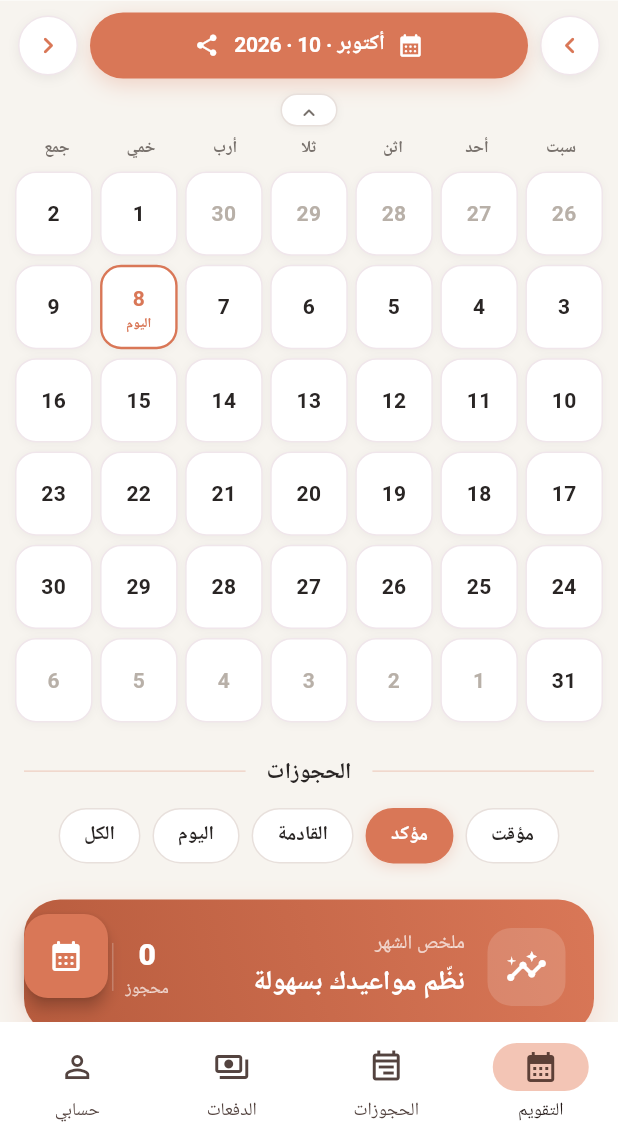
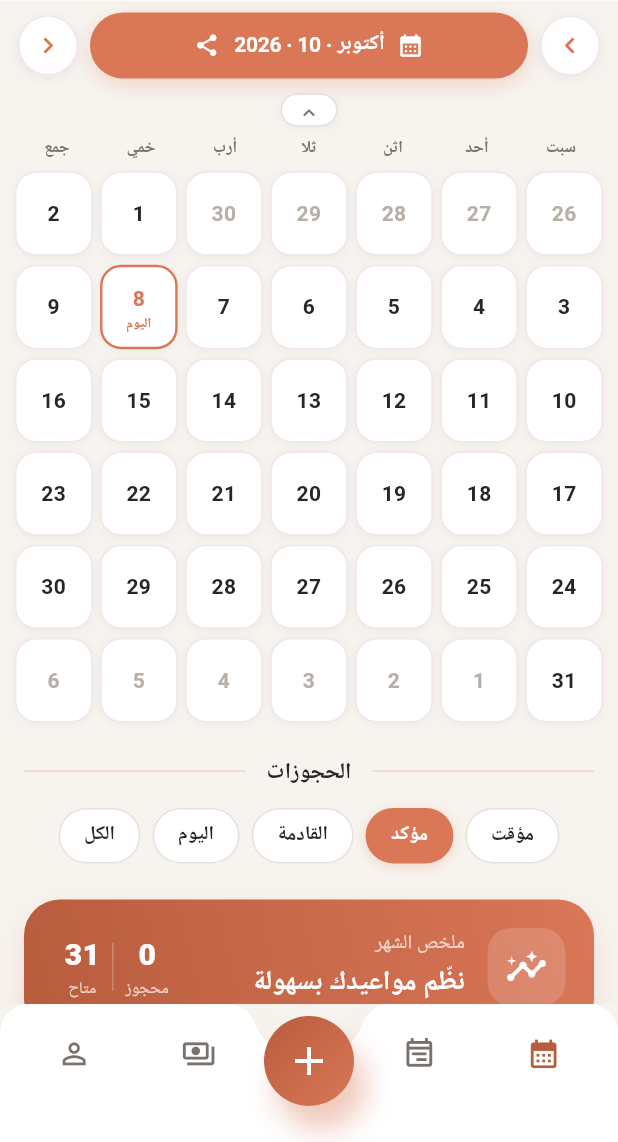
Before and after one commit to KAYANSTOR/Myfnt-app, a Flutter app: the screen it shows after launch, on a phone screen of 412 x 824 dp, the part 94-1236 px from its top. Run offline on Flutter 3.47's test engine with Material 3 defaults, Android fonts, the phone set to English and light mode, and no system bars; our stand-ins replace drift, drift_flutter, flutter_riverpod; accounts and stored records are empty; generated files the repository leaves out were written again; Roboto replaces fonts that are missing (Arial).

Commit message:
feat: port custom notched bottom navigation to main (MyfntBottomNavigation)
- Center FAB for new booking with notch clip path
- Animated tab selection with Material icons (no external assets)
- Replace NavigationBar + separate FAB on HomeScreen

```diff
--- a/lib/features/home/presentation/home_screen.dart
+++ b/lib/features/home/presentation/home_screen.dart
@@ -6,6 +6,7 @@ import '../../bookings/presentation/add_booking_sheet.dart';
 import '../widgets/booking_summary_card.dart';
 import '../widgets/calendar_grid.dart';
 import '../widgets/home_header.dart';
+import '../widgets/myfnt_bottom_navigation.dart';
 
 /// الشاشة الرئيسية — تنسّق فقط، لا تحتوي منطقاً
 class HomeScreen extends ConsumerStatefulWidget {
@@ -46,40 +47,10 @@ class _HomeScreenState extends ConsumerState<HomeScreen> {
           ),
         ],
       ),
-      floatingActionButton: _selectedTab == 0
-          ? FloatingActionButton(
-              onPressed: () => showAddBookingSheet(context, DateTime.now()),
-              backgroundColor: AppColors.primary,
-              foregroundColor: Colors.white,
-              elevation: 4,
-              child: const Icon(Icons.calendar_month_rounded),
-            )
-          : null,
-      bottomNavigationBar: NavigationBar(
+      bottomNavigationBar: MyfntBottomNavigation(
         selectedIndex: _selectedTab,
-        onDestinationSelected: (i) => setState(() => _selectedTab = i),
-        destinations: const [
-          NavigationDestination(
-            icon: Icon(Icons.calendar_month_outlined),
-            selectedIcon: Icon(Icons.calendar_month),
-            label: 'التقويم',
-          ),
-          NavigationDestination(
-            icon: Icon(Icons.event_note_outlined),
-            selectedIcon: Icon(Icons.event_note),
-            label: 'الحجوزات',
-          ),
-          NavigationDestination(
-            icon: Icon(Icons.payments_outlined),
-            selectedIcon: Icon(Icons.payments),
-            label: 'الدفعات',
-          ),
-          NavigationDestination(
-            icon: Icon(Icons.person_outline),
-            selectedIcon: Icon(Icons.person),
-            label: 'حسابي',
-          ),
-        ],
+        onIndexChanged: (i) => setState(() => _selectedTab = i),
+        onAddPressed: () => showAddBookingSheet(context, DateTime.now()),
       ),
     );
   }
@@ -96,17 +67,14 @@ class _CalendarTab extends ConsumerWidget {
       child: Column(
         crossAxisAlignment: CrossAxisAlignment.stretch,
         children: [
-          // التقويم القابل للطي (الشريط ثابت دائمًا)
           const CalendarGrid(),
 
           const SizedBox(height: 8),
 
-          // قسم الحجوزات (يظهر دائمًا مثل الصورة الثانية)
           Padding(
             padding: const EdgeInsets.symmetric(horizontal: 16),
             child: Column(
               children: [
-                // عنوان القسم
                 Row(
                   children: [
                     Expanded(
@@ -136,7 +104,6 @@ class _CalendarTab extends ConsumerWidget {
                 ),
                 const SizedBox(height: 14),
 
-                // فلاتر الحجوزات
                 SingleChildScrollView(
                   scrollDirection: Axis.horizontal,
                   child: Row(
@@ -156,7 +123,6 @@ class _CalendarTab extends ConsumerWidget {
 
                 const SizedBox(height: 24),
 
-                // ملخص سريع
                 const BookingSummaryCard(),
               ],
             ),
--- /dev/null
+++ b/lib/features/home/widgets/myfnt_bottom_navigation.dart
@@ -0,0 +1,395 @@
+import 'dart:math' as math;
+
+import 'package:flutter/material.dart';
+
+import '../../../core/theme/app_theme.dart';
+
+/// شريط Myfnt السفلي — تصميم محزوز مع زر إضافة مركزي
+class MyfntBottomNavigation extends StatefulWidget {
+  const MyfntBottomNavigation({
+    super.key,
+    required this.selectedIndex,
+    required this.onIndexChanged,
+    required this.onAddPressed,
+  });
+
+  final int selectedIndex;
+  final ValueChanged<int> onIndexChanged;
+  final VoidCallback onAddPressed;
+
+  @override
+  State<MyfntBottomNavigation> createState() => _MyfntBottomNavigationState();
+}
+
+class _MyfntBottomNavigationState extends State<MyfntBottomNavigation>
+    with TickerProviderStateMixin {
+  late final AnimationController _animationController;
+  late final List<_MyfntTabIconData> _tabs;
+
+  @override
+  void initState() {
+    super.initState();
+    _tabs = [
+      _MyfntTabIconData(
+        index: 0,
+        label: 'التقويم',
+        icon: Icons.calendar_month_outlined,
+        selectedIcon: Icons.calendar_month,
+      ),
+      _MyfntTabIconData(
+        index: 1,
+        label: 'الحجوزات',
+        icon: Icons.event_note_outlined,
+        selectedIcon: Icons.event_note,
+      ),
+      _MyfntTabIconData(
+        index: 2,
+        label: 'الدفعات',
+        icon: Icons.payments_outlined,
+        selectedIcon: Icons.payments,
+      ),
+      _MyfntTabIconData(
+        index: 3,
+        label: 'حسابي',
+        icon: Icons.person_outline,
+        selectedIcon: Icons.person,
+      ),
+    ];
+    _tabs[widget.selectedIndex].isSelected = true;
+    _animationController = AnimationController(
+      vsync: this,
+      duration: const Duration(milliseconds: 1000),
+    )..forward();
+  }
+
+  @override
+  void didUpdateWidget(covariant MyfntBottomNavigation oldWidget) {
+    super.didUpdateWidget(oldWidget);
+    if (oldWidget.selectedIndex != widget.selectedIndex) {
+      _setSelection(widget.selectedIndex);
+    }
+  }
+
+  @override
+  void dispose() {
+    _animationController.dispose();
+    for (final tab in _tabs) {
+      tab.animationController?.dispose();
+    }
+    super.dispose();
+  }
+
+  @override
+  Widget build(BuildContext context) {
+    final bottomInset = MediaQuery.of(context).padding.bottom;
+    return SizedBox(
+      height: 92 + bottomInset,
+      child: Stack(
+        alignment: AlignmentDirectional.bottomCenter,
+        children: <Widget>[
+          AnimatedBuilder(
+            animation: _animationController,
+            builder: (context, child) {
+              return PhysicalShape(
+                color: AppColors.card,
+                elevation: 16,
+                shadowColor: AppColors.primary.withValues(alpha: .20),
+                clipper: _MyfntTabClipper(
+                  radius: Tween<double>(begin: 0, end: 1)
+                          .animate(CurvedAnimation(
+                            parent: _animationController,
+                            curve: Curves.fastOutSlowIn,
+                          ))
+                          .value *
+                      38,
+                ),
+                child: Column(
+                  children: <Widget>[
+                    SizedBox(
+                      height: 62,
+                      child: Padding(
+                        padding:
+                            const EdgeInsets.only(left: 8, right: 8, top: 4),
+                        child: Row(
+                          children: <Widget>[
+                            Expanded(child: _tab(0)),
+                            Expanded(child: _tab(1)),
+                            SizedBox(
+                              width: Tween<double>(begin: 0, end: 1)
+                                      .animate(CurvedAnimation(
+                                        parent: _animationController,
+                                        curve: Curves.fastOutSlowIn,
+                                      ))
+                                      .value *
+                                  64,
+                            ),
+                            Expanded(child: _tab(2)),
+                            Expanded(child: _tab(3)),
+                          ],
+                        ),
+                      ),
+                    ),
+                    SizedBox(height: bottomInset),
+                  ],
+                ),
+              );
+            },
+          ),
+          Padding(
+            padding: EdgeInsets.only(bottom: bottomInset),
+            child: SizedBox(
+              width: 76,
+              height: 100,
+              child: Align(
+                alignment: Alignment.topCenter,
+                child: ScaleTransition(
+                  alignment: Alignment.center,
+                  scale: Tween<double>(begin: 0, end: 1).animate(
+                    CurvedAnimation(
+                      parent: _animationController,
+                      curve: Curves.fastOutSlowIn,
+                    ),
+                  ),
+                  child: Padding(
+                    padding: const EdgeInsets.all(8),
+                    child: Container(
+                      width: 60,
+                      height: 60,
+                      decoration: BoxDecoration(
+                        gradient: const LinearGradient(
+                          colors: [AppColors.primaryDark, AppColors.primary],
+                          begin: Alignment.topLeft,
+                          end: Alignment.bottomRight,
+                        ),
+                        shape: BoxShape.circle,
+                        boxShadow: [
+                          BoxShadow(
+                            color: AppColors.primary.withValues(alpha: .4),
+                            offset: const Offset(8, 16),
+                            blurRadius: 16,
+                          ),
+                        ],
+                      ),
+                      child: Material(
+                        color: Colors.transparent,
+                        child: InkWell(
+                          borderRadius: BorderRadius.circular(40),
+                          splashColor: Colors.white.withValues(alpha: .12),
+                          onTap: widget.onAddPressed,
+                          child: const Semantics(
+                            label: 'إضافة حجز جديد',
+                            button: true,
+                            child: Icon(Icons.add, color: Colors.white, size: 32),
+                          ),
+                        ),
+                      ),
+                    ),
+                  ),
+                ),
+              ),
+            ),
+          ),
+        ],
+      ),
+    );
+  }
+
+  Widget _tab(int index) {
+    return _MyfntTabIcon(
+      tab: _tabs[index],
+      onTap: () => widget.onIndexChanged(index),
+    );
+  }
+
+  void _setSelection(int index) {
+    if (index < 0 || index >= _tabs.length) return;
+    setState(() {
+      for (final tab in _tabs) {
+        tab.isSelected = tab.index == index;
+      }
+    });
+  }
+}
+
+class _MyfntTabIcon extends StatefulWidget {
+  const _MyfntTabIcon({required this.tab, required this.onTap});
+  final _MyfntTabIconData tab;
+  final VoidCallback onTap;
+
+  @override
+  State<_MyfntTabIcon> createState() => _MyfntTabIconState();
+}
+
+class _MyfntTabIconState extends State<_MyfntTabIcon>
+    with TickerProviderStateMixin {
+  @override
+  void initState() {
+    super.initState();
+    widget.tab.animationController = AnimationController(
+      vsync: this,
+      duration: const Duration(milliseconds: 400),
+    );
+  }
+
+  @override
+  Widget build(BuildContext context) {
+    final tab = widget.tab;
+    return AspectRatio(
+      aspectRatio: 1,
+      child: Center(
+        child: Semantics(
+          button: true,
+          selected: tab.isSelected,
+          label: tab.label,
+          child: InkWell(
+            splashColor: Colors.transparent,
+            onTap: () {
+              widget.onTap();
+              if (!tab.isSelected) {
+                tab.animationController?.forward(from: 0);
+              }
+            },
+            child: IgnorePointer(
+              child: Stack(
+                alignment: AlignmentDirectional.center,
+                children: <Widget>[
+                  ScaleTransition(
+                    scale: Tween<double>(begin: .88, end: 1).animate(
+                      CurvedAnimation(
+                        parent: tab.animationController!,
+                        curve:
+                            const Interval(.1, 1, curve: Curves.fastOutSlowIn),
+                      ),
+                    ),
+                    child: Icon(
+                      tab.isSelected ? tab.selectedIcon : tab.icon,
+                      size: 26,
+                      color: tab.isSelected
+                          ? AppColors.primaryDark
+                          : AppColors.textMid,
+                    ),
+                  ),
+                  Positioned(
+                    top: 4,
+                    left: 6,
+                    right: 0,
+                    child: _particle(tab.animationController!, 8),
+                  ),
+                  Positioned(
+                    top: 0,
+                    left: 6,
+                    bottom: 8,
+                    child: _particle(tab.animationController!, 4),
+                  ),
+                  Positioned(
+                    top: 6,
+                    right: 8,
+                    bottom: 0,
+                    child: _particle(tab.animationController!, 6),
+                  ),
+                ],
+              ),
+            ),
+          ),
+        ),
+      ),
+    );
+  }
+
+  Widget _particle(AnimationController controller, double size) {
+    return ScaleTransition(
+      scale: Tween<double>(begin: 0, end: 1).animate(
+        CurvedAnimation(
+          parent: controller,
+          curve: const Interval(.5, .8, curve: Curves.fastOutSlowIn),
+        ),
+      ),
+      child: Container(
+        width: size,
+        height: size,
+        decoration: const BoxDecoration(
+          color: AppColors.primaryDark,
+          shape: BoxShape.circle,
+        ),
+      ),
+    );
+  }
+}
+
+class _MyfntTabIconData {
+  _MyfntTabIconData({
+    required this.index,
+    required this.label,
+    required this.icon,
+    required this.selectedIcon,
+  });
+
+  final int index;
+  final String label;
+  final IconData icon;
+  final IconData selectedIcon;
+  bool isSelected = false;
+  AnimationController? animationController;
+}
+
+class _MyfntTabClipper extends CustomClipper<Path> {
+  const _MyfntTabClipper({this.radius = 38});
+  final double radius;
+
+  @override
+  Path getClip(Size size) {
+    final path = Path();
+    final value = radius * 2;
+    path.lineTo(0, 0);
+    path.arcTo(
+      Rect.fromLTWH(0, 0, radius, radius),
+      _radians(180),
+      _radians(90),
+      false,
+    );
+    path.arcTo(
+      Rect.fromLTWH(
+        ((size.width / 2) - value / 2) - radius + value * .04,
+        0,
+        radius,
+        radius,
+      ),
+      _radians(270),
+      _radians(70),
+      false,
+    );
+    path.arcTo(
+      Rect.fromLTWH((size.width / 2) - value / 2, -value / 2, value, value),
+      _radians(160),
+      _radians(-140),
+      false,
+    );
+    path.arcTo(
+      Rect.fromLTWH(
+        (size.width - ((size.width / 2) - value / 2)) - value * .04,
+        0,
+        radius,
+        radius,
+      ),
+      _radians(200),
+      _radians(70),
+      false,
+    );
+    path.arcTo(
+      Rect.fromLTWH(size.width - radius, 0, radius, radius),
+      _radians(270),
+      _radians(90),
+      false,
+    );
+    path.lineTo(size.width, 0);
+    path.lineTo(size.width, size.height);
+    path.lineTo(0, size.height);
+    path.close();
+    return path;
+  }
+
+  double _radians(double degree) => (math.pi / 180) * degree;
+
+  @override
+  bool shouldReclip(_MyfntTabClipper oldClipper) => true;
+}
```
